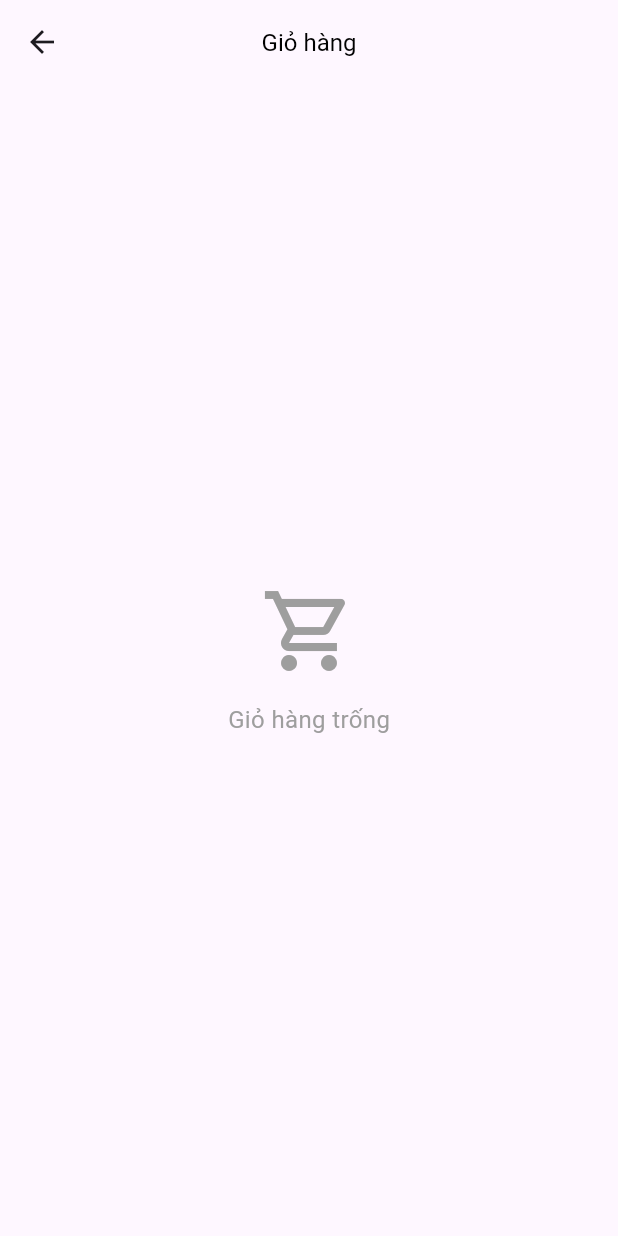
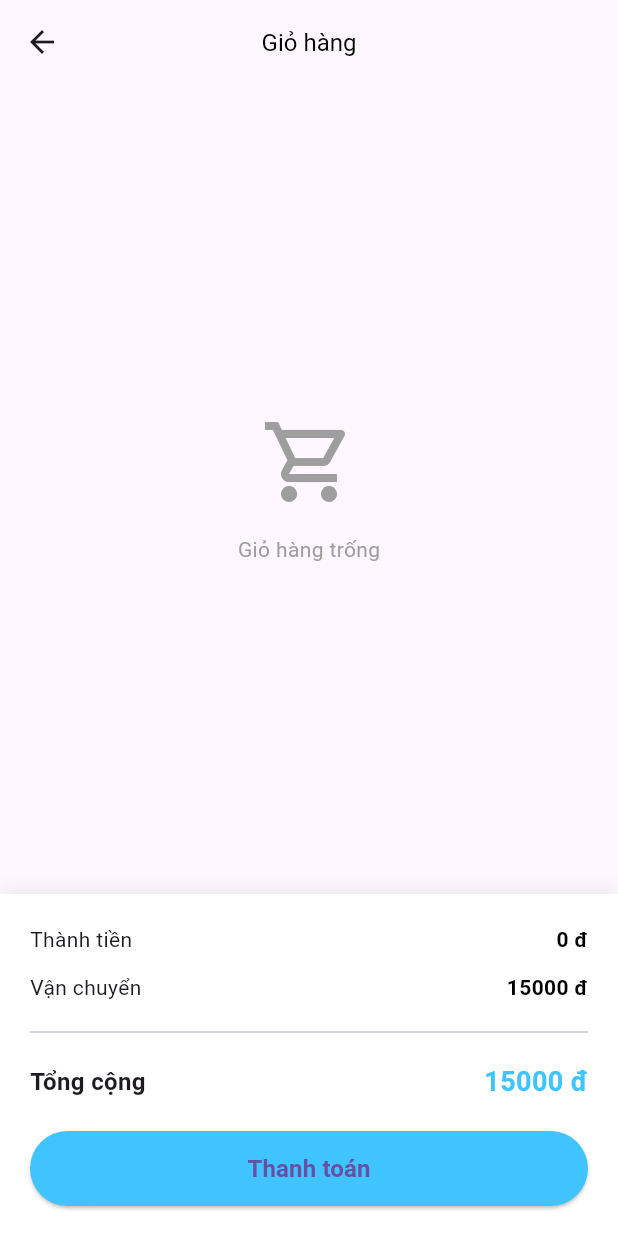
Before and after one commit to mydeptrai2107/flutter-course, a Flutter app: the CartPage screen opened directly, on a phone screen of 412 x 824 dp. Run offline on Flutter 3.47's test engine with Material 3 defaults, Android fonts, the phone set to English and light mode, and no system bars; our stand-ins replace cloud_firestore, firebase_auth, firebase_core, shared_preferences; accounts and stored records are empty.

Commit message:
feat: cart_provider

```diff
--- a/lib/models/cart_model.dart
+++ b/lib/models/cart_model.dart
@@ -1,4 +1,3 @@
-import 'dart:convert';
 
 class CartModel {
   String id;
--- a/lib/page/login_screens.dart
+++ b/lib/page/login_screens.dart
@@ -1,9 +1,7 @@
 import 'package:app/bottom_nav_basic.dart';
-import 'package:app/presentation/home/home_page.dart';
 import 'package:app/page/sign_up_screens.dart';
 import 'package:app/sevices/dialog_sevices.dart';
 import 'package:firebase_auth/firebase_auth.dart';
-import 'package:firebase_core/firebase_core.dart';
 import 'package:flutter/material.dart';
 
 class LoginScreens extends StatefulWidget {
--- a/lib/page/product_detail_page.dart
+++ b/lib/page/product_detail_page.dart
@@ -1,7 +1,6 @@
 import 'package:app/common/constant.dart';
 import 'package:app/models/product_model.dart';
 import 'package:app/repository/cart_repository.dart';
-import 'package:app/sevices/dialog_sevices.dart';
 import 'package:flutter/material.dart';
 
 class ProductDetailPage extends StatefulWidget {
--- a/lib/presentation/cart/cart_page.dart
+++ b/lib/presentation/cart/cart_page.dart
@@ -1,10 +1,11 @@
 import 'package:app/common/collection_name.dart';
 import 'package:app/models/cart_model.dart';
 import 'package:app/models/product_model.dart';
+import 'package:app/presentation/cart/providers/cart_provider.dart';
 import 'package:app/presentation/cart/widget/cart_widget_item.dart';
-import 'package:app/repository/cart_repository.dart';
 import 'package:cloud_firestore/cloud_firestore.dart';
 import 'package:flutter/material.dart';
+import 'package:provider/provider.dart';
 
 class CartPage extends StatefulWidget {
   const CartPage({super.key});
@@ -17,88 +18,62 @@ class _CartPageState extends State<CartPage> {
   final double shippingFee = 15000;
 
   @override
+  void initState() {
+    WidgetsBinding.instance.addPostFrameCallback((_) {
+      context.read<CartProvider>().listenCart();
+    });
+    super.initState();
+  }
+
+  @override
   Widget build(BuildContext context) {
     return Scaffold(
-      appBar: AppBar(
+      appBar: _buildAppBar(),
+      body: Column(
+        children: [
+          Expanded(child: _buildCartList()),
+          _buildCheckoutSection(),
+        ],
+      ),
+    );
+  }
+
+  AppBar _buildAppBar() {
+    return AppBar(
       centerTitle: true,
       title: const Text(
         'Giỏ hàng',
         style: TextStyle(fontSize: 16, color: Colors.black),
       ),
-      ),
-      body: StreamBuilder(
-        stream: CartRepository.getCartItems(),
-        builder: (context, snapshot) {
-          if (snapshot.connectionState == ConnectionState.waiting) {
-            return const Center(child: CircularProgressIndicator());
+    );
   }
 
-          if (!snapshot.hasData || snapshot.data!.docs.isEmpty) {
+  /// ================= CART LIST =================
+  Widget _buildCartList() {
+    return Selector<CartProvider, List<CartModel>>(
+      selector: (_, provider) => provider.cartItems,
+      builder: (context, cartItems, child) {
+        if (cartItems.isEmpty) {
           return const Center(
             child: Column(
               mainAxisAlignment: MainAxisAlignment.center,
               children: [
-                  Icon(
-                    Icons.shopping_cart_outlined,
-                    size: 64,
-                    color: Colors.grey,
-                  ),
+                Icon(Icons.shopping_cart_outlined,
+                    size: 64, color: Colors.grey),
                 SizedBox(height: 16),
-                  Text(
-                    'Giỏ hàng trống',
-                    style: TextStyle(fontSize: 16, color: Colors.grey),
-                  ),
+                Text('Giỏ hàng trống',
+                    style: TextStyle(color: Colors.grey)),
               ],
             ),
           );
         }
 
-          final cartItems = snapshot.data!.docs
-              .map((doc) => CartModel.fromJson(doc.id, doc.data()))
-              .toList();
-
-          return Column(
-            children: [
-              Expanded(
-                child: Padding(
+        return Padding(
           padding: const EdgeInsets.symmetric(horizontal: 20),
           child: Column(
             children: [
-                      Row(
-                        mainAxisAlignment: MainAxisAlignment.spaceBetween,
-                        children: [
-                          Container(
-                            padding: const EdgeInsets.symmetric(
-                              vertical: 3,
-                              horizontal: 10,
-                            ),
-                            decoration: BoxDecoration(
-                              color: Colors.lightBlueAccent.withOpacity(0.1),
-                              borderRadius: BorderRadius.circular(7),
-                            ),
-                            child: Text(
-                              '${cartItems.length} Sản Phẩm',
-                              style: const TextStyle(
-                                fontSize: 10,
-                                color: Colors.lightBlueAccent,
-                              ),
-                            ),
-                          ),
-                          TextButton.icon(
-                            onPressed: () async {
-                              await CartRepository.deleteAllCartItems();
-                            },
-                            label: const Text(
-                              'Xóa tất cả',
-                              style: TextStyle(color: Colors.redAccent),
-                            ),
-                            icon: const Icon(
-                              Icons.delete_outlined,
-                              color: Colors.redAccent,
-                            ),
-                          ),
-                        ],
-                      ),
+              _buildHeader(cartItems.length),
+              const SizedBox(height: 10),
               Expanded(
                 child: ListView.builder(
                   itemCount: cartItems.length,
@@ -110,15 +85,15 @@ class _CartPageState extends State<CartPage> {
                           .collection(CollectionName.product)
                           .doc(cartItem.productId)
                           .get(),
-                              builder: (context, productSnapshot) {
-                                if (!productSnapshot.hasData) {
+                      builder: (context, snapshot) {
+                        if (!snapshot.hasData) {
                           return const SizedBox();
                         }
 
                         final product = ProductModel.fromJson(
-                                  productSnapshot.data!.data()!,
+                          snapshot.data!.data()!,
                         );
-                                product.id = productSnapshot.data!.id;
+                        product.id = snapshot.data!.id;
 
                         return CartWidgetItem(
                           cartItem: cartItem,
@@ -131,25 +106,49 @@ class _CartPageState extends State<CartPage> {
               ),
             ],
           ),
-                ),
-              ),
-              _buildCheckoutSection(),
-            ],
         );
       },
-      ),
     );
   }
 
-  Widget _buildCheckoutSection() {
-    return FutureBuilder<double>(
-      future: CartRepository.calculateSubtotal(),
-      builder: (context, snapshot) {
-        if (!snapshot.hasData) {
-          return const SizedBox();
+  /// ================= HEADER =================
+  Widget _buildHeader(int itemCount) {
+    return Row(
+      mainAxisAlignment: MainAxisAlignment.spaceBetween,
+      children: [
+        Container(
+          padding:
+              const EdgeInsets.symmetric(vertical: 3, horizontal: 10),
+          decoration: BoxDecoration(
+            color: Colors.lightBlueAccent.withOpacity(0.1),
+            borderRadius: BorderRadius.circular(7),
+          ),
+          child: Text(
+            '$itemCount Sản phẩm',
+            style: const TextStyle(
+              fontSize: 10,
+              color: Colors.lightBlueAccent,
+            ),
+          ),
+        ),
+        TextButton.icon(
+          onPressed: () =>
+              context.read<CartProvider>().deleteAllCartItems(),
+          icon: const Icon(Icons.delete, color: Colors.red),
+          label: const Text(
+            'Xóa tất cả',
+            style: TextStyle(color: Colors.red),
+          ),
+        ),
+      ],
+    );
   }
 
-        final subtotal = snapshot.data!;
+  /// ================= CHECKOUT =================
+  Widget _buildCheckoutSection() {
+    return Selector<CartProvider, double>(
+      selector: (_, provider) => provider.subTotal,
+      builder: (context, subtotal, child) {
         final total = subtotal + shippingFee;
 
         return Container(
@@ -159,7 +158,6 @@ class _CartPageState extends State<CartPage> {
             boxShadow: [
               BoxShadow(
                 color: Colors.grey.withOpacity(0.2),
-                spreadRadius: 1,
                 blurRadius: 10,
                 offset: const Offset(0, -3),
               ),
@@ -179,9 +177,7 @@ class _CartPageState extends State<CartPage> {
                 width: double.infinity,
                 height: 50,
                 child: ElevatedButton(
-                  onPressed: () {
-                    // Chức năng thanh toán
-                  },
+                  onPressed: () {},
                   style: ElevatedButton.styleFrom(
                     backgroundColor: Colors.lightBlueAccent,
                     shape: RoundedRectangleBorder(
@@ -192,9 +188,7 @@ class _CartPageState extends State<CartPage> {
                     'Thanh toán',
                     style: TextStyle(
                         fontSize: 16,
-                      fontWeight: FontWeight.bold,
-                      color: Colors.white,
-                    ),
+                        fontWeight: FontWeight.bold),
                   ),
                 ),
               ),
@@ -205,7 +199,8 @@ class _CartPageState extends State<CartPage> {
     );
   }
 
-  Widget _buildPriceRow(String label, double amount, {bool isTotal = false}) {
+  Widget _buildPriceRow(String label, double amount,
+      {bool isTotal = false}) {
     return Row(
       mainAxisAlignment: MainAxisAlignment.spaceBetween,
       children: [
@@ -213,16 +208,18 @@ class _CartPageState extends State<CartPage> {
           label,
           style: TextStyle(
             fontSize: isTotal ? 16 : 14,
-            fontWeight: isTotal ? FontWeight.bold : FontWeight.normal,
-            color: isTotal ? Colors.black : Colors.grey[700],
+            fontWeight:
+                isTotal ? FontWeight.bold : FontWeight.normal,
           ),
         ),
         Text(
           '${amount.toStringAsFixed(0)} đ',
           style: TextStyle(
             fontSize: isTotal ? 18 : 14,
-            fontWeight: isTotal ? FontWeight.bold : FontWeight.w600,
-            color: isTotal ? Colors.lightBlueAccent : Colors.black,
+            fontWeight:
+                isTotal ? FontWeight.bold : FontWeight.w600,
+            color:
+                isTotal ? Colors.lightBlueAccent : Colors.black,
           ),
         ),
       ],
--- /dev/null
+++ b/lib/presentation/cart/providers/cart_provider.dart
@@ -0,0 +1,34 @@
+import 'dart:async';
+
+import 'package:app/models/cart_model.dart';
+import 'package:app/repository/cart_repository.dart';
+import 'package:flutter/material.dart';
+
+class CartProvider extends ChangeNotifier {
+  List<CartModel> _cartItems = [];
+  List<CartModel> get cartItems => _cartItems;
+  double _subTotal = 0;
+  double get subTotal => _subTotal;
+  StreamSubscription? _cartSubscription;
+  void listenCart() {
+    _cartSubscription?.cancel();
+    _cartSubscription = CartRepository.getCartItems().listen((snapshot) async {
+      _cartItems = snapshot.docs
+          .map((doc) => CartModel.fromJson(doc.id, doc.data()))
+          .toList();
+
+      _subTotal = await CartRepository.calculateSubtotal();
+      notifyListeners();
+    });
+  }
+
+  Future<void> deleteAllCartItems() async {
+    await CartRepository.deleteAllCartItems();
+  }
+
+  @override
+  void dispose() {
+    _cartSubscription?.cancel();
+    super.dispose();
+  }
+}
--- a/pubspec.yaml
+++ b/pubspec.yaml
@@ -12,6 +12,7 @@ dependencies:
   firebase_core: ^4.2.1
   flutter:
     sdk: flutter
+  provider: ^6.1.5+1
   shared_preferences: ^2.5.3
 
 dev_dependencies:
```
Also changed, not shown: lib/main.dart (+16 -6 lines), lib/presentation/home/home_page.dart (+25 -40 lines), lib/presentation/home/providers/home_provider.dart (added, +18 -0 lines), lib/widgets/list_brand_widget.dart (+2 -9 lines), pubspec.lock. Lines whose indentation alone changed are shown as unchanged.
